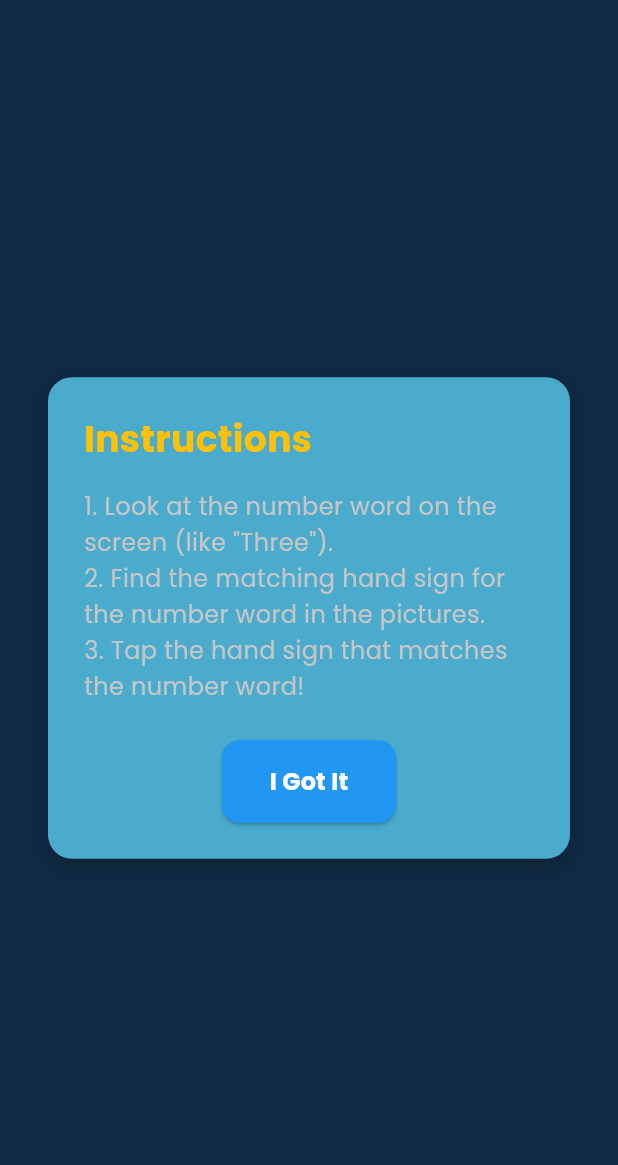
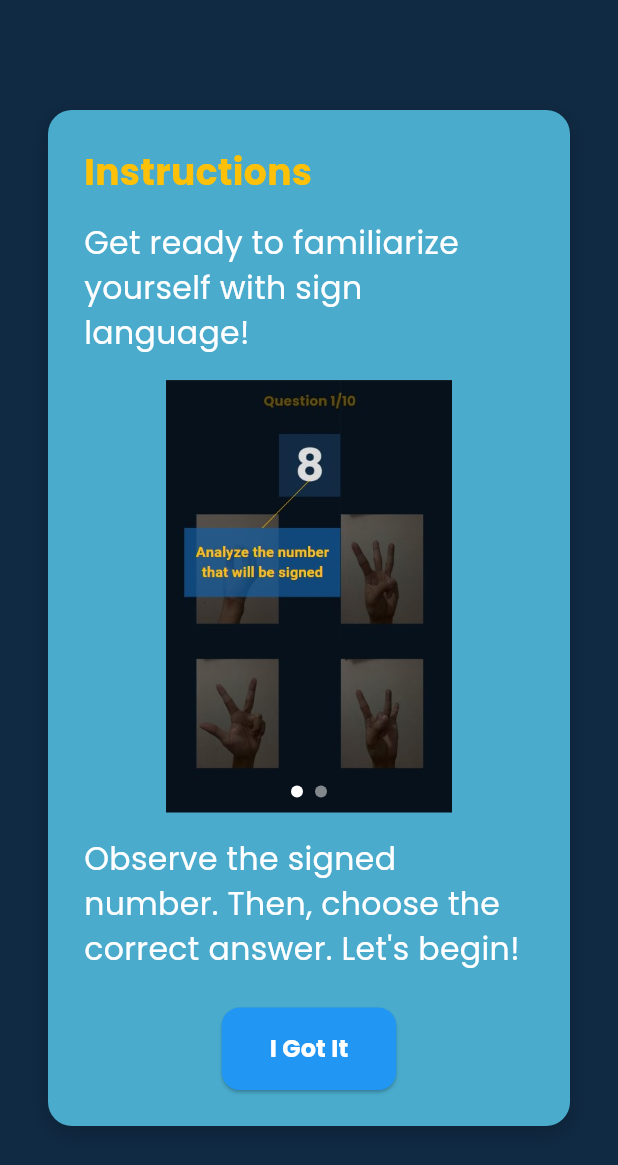
Before and after one commit to PeterDMadrid/Flutter_UI, a Flutter app: the RecognitionScreen screen opened by its route, on a phone screen of 412 x 824 dp. Shown: the top 1165 px of the screen. Run offline on Flutter 3.47's test engine with Material 3 defaults, Android fonts, the light colour scheme and no system bars; drawn by our look-alikes of flutter_animate; our stand-ins replace camera, flutter_secure_storage, lottie; missing offline and left inert: gif; accounts and stored records are empty; network calls fail; project files that could hold a hidden picture were left out.

Commit message:
Added carousel on instruction and animated intro/outro

```diff
--- a/lib/base/widgets/camera_controls.dart
+++ b/lib/base/widgets/camera_controls.dart
@@ -18,7 +18,7 @@ class CameraControls extends StatelessWidget {
     return Stack(
       children: [
         Positioned(
-          bottom: 10,
+          bottom: 40,
           left: 0,
           right: 0,
           child: Center(
@@ -31,7 +31,7 @@ class CameraControls extends StatelessWidget {
           ),
         ),
         Positioned(
-          bottom: 30,
+          bottom: 60,
           left: 40,
           child: FloatingActionButton(
             foregroundColor: AppStyles.textColor,
--- /dev/null
+++ b/lib/base/widgets/image_carousel.dart
@@ -0,0 +1,82 @@
+import 'package:flutter/material.dart';
+
+class ImageCarousel extends StatefulWidget {
+  const ImageCarousel({
+    super.key,
+    required this.images,
+  });
+
+  final List<String> images;
+
+  @override
+  State<ImageCarousel> createState() => _ImageCarouselState();
+}
+
+class _ImageCarouselState extends State<ImageCarousel> {
+  late PageController _pageController;
+  int _currentPage = 0;
+
+  @override
+  void initState() {
+    super.initState();
+    _pageController = PageController();
+  }
+
+  @override
+  void dispose() {
+    _pageController.dispose();
+    super.dispose();
+  }
+
+  @override
+  Widget build(BuildContext context) {
+    return Stack(
+      children: [
+        PageView.builder(
+          controller: _pageController,
+          onPageChanged: (index) {
+            setState(() {
+              _currentPage = index;
+            });
+          },
+          itemCount: widget.images.length,
+          itemBuilder: (context, index) {
+            return Container(
+              margin: const EdgeInsets.symmetric(horizontal: 8),
+              decoration: BoxDecoration(
+                borderRadius: BorderRadius.circular(12),
+                image: DecorationImage(
+                  image: AssetImage(widget.images[index]),
+                  fit: BoxFit.contain,
+                ),
+              ),
+            );
+          },
+        ),
+        if (widget.images.length > 1)
+          Positioned(
+            bottom: 10,
+            left: 0,
+            right: 0,
+            child: Row(
+              mainAxisAlignment: MainAxisAlignment.center,
+              children: List.generate(
+                widget.images.length,
+                (index) => Container(
+                  margin: const EdgeInsets.symmetric(horizontal: 4),
+                  width: 8,
+                  height: 8,
+                  decoration: BoxDecoration(
+                    shape: BoxShape.circle,
+                    color: _currentPage == index
+                        ? Colors.white
+                        : Colors.white.withOpacity(0.5),
+                  ),
+                ),
+              ),
+            ),
+          ),
+      ],
+    );
+  }
+}
--- /dev/null
+++ b/lib/base/widgets/instructions.dart
@@ -0,0 +1,98 @@
+import 'package:flutter/material.dart';
+import 'package:flutter_animate/flutter_animate.dart';
+import 'package:flutter_hands/base/widgets/okay_button.dart';
+import 'package:flutter_hands/base/res/styles/app_styles.dart';
+import 'package:flutter_hands/base/widgets/image_carousel.dart';
+
+class Instructions extends StatefulWidget {
+  const Instructions({
+    super.key,
+    required this.onGotIt,
+    required this.instructionContent,
+    required this.bottomInstruction,
+    required this.images,
+  });
+
+  final VoidCallback onGotIt;
+  final String instructionContent;
+  final String bottomInstruction;
+  final List<String> images;
+
+  @override
+  State<Instructions> createState() => _InstructionsState();
+}
+
+class _InstructionsState extends State<Instructions> {
+  bool isExiting = false;
+
+  void handleExit() async {
+    setState(() {
+      isExiting = true;
+    });
+    await Future.delayed(const Duration(milliseconds: 500));
+    widget.onGotIt();
+  }
+
+  @override
+  Widget build(BuildContext context) {
+    double screenHeight = MediaQuery.of(context).size.height;
+    return Material(
+      color: AppStyles.textColor,
+      child: Container(
+        decoration: BoxDecoration(color: AppStyles.backgroundColor),
+        child: Center(
+          child: Container(
+            margin: const EdgeInsets.all(32),
+            padding: const EdgeInsets.all(24),
+            decoration: BoxDecoration(
+              color: AppStyles.myblue,
+              borderRadius: BorderRadius.circular(16),
+              boxShadow: [
+                BoxShadow(
+                  color: Colors.black.withOpacity(0.2),
+                  blurRadius: 10,
+                  offset: const Offset(0, 4),
+                ),
+              ],
+            ),
+            child: Column(
+              mainAxisSize: MainAxisSize.min,
+              crossAxisAlignment: CrossAxisAlignment.start,
+              children: [
+                Text('Instructions', style: AppStyles.headLineStyle2),
+                const SizedBox(height: 16),
+                Text(widget.instructionContent, style: AppStyles.paragraph1),
+                const SizedBox(height: 16),
+                SizedBox(
+                  height: screenHeight * 0.35,
+                  child: ImageCarousel(images: widget.images),
+                ),
+                const SizedBox(height: 16),
+                Text(
+                  widget.bottomInstruction,
+                  style: AppStyles.paragraph1,
+                ),
+                const SizedBox(height: 24),
+                OkayButton(onProceed: handleExit)
+              ],
+            ),
+          )
+          .animate()
+          .slideY(
+            begin: -1,
+            end: 0,
+            duration: 500.ms,
+            curve: Curves.easeOutBack
+          )
+          .animate(target: isExiting ? 1 : 0)
+          .slideY(
+            begin: 0,
+            end: -1,
+            duration: 500.ms,
+            curve: Curves.easeInBack,
+          ),
+        ),
+      ),
+    );
+  }
+}
--- a/lib/screens/challenge/addition_screen.dart
+++ b/lib/screens/challenge/addition_screen.dart
@@ -2,12 +2,12 @@ import 'dart:io';
 import 'package:camera/camera.dart';
 import 'package:flutter/material.dart';
 import 'package:flutter_hands/main.dart';
+import 'package:flutter_hands/base/widgets/instructions.dart';
 import 'package:flutter_hands/base/res/styles/app_styles.dart';
 import 'package:flutter_hands/base/widgets/camera_controls.dart';
 import 'package:flutter_hands/controllers/addition_controller.dart';
 import 'package:flutter_hands/services/image_prediction_service.dart';
 import 'package:flutter_hands/screens/practice/widgets/sign_card.dart';
-import 'package:flutter_hands/screens/practice/widgets/instructions.dart';
 import 'package:flutter_hands/screens/challenge/widgets/answer_display.dart';
 
 class AdditionScreen extends StatefulWidget {
@@ -36,10 +36,9 @@ class _AdditionScreenState extends State<AdditionScreen> {
 
   int _additionScore = 0;
 
-  final String instructions =
-      """1. Look at the number word on the screen (like "Three").
-2. Use your hand to sign the number in front of the camera.
-3. Wait for the app to check your sign and give feedback!""";
+  final String instructions = "Time to practice addition with sign language!";
+
+  final String bottomInstructions = "Solve the equation and sign your answer. Capture once you're ready!";
 
   @override
   void initState() {
@@ -235,6 +234,12 @@ class _AdditionScreenState extends State<AdditionScreen> {
           _overlayEntry = null;
         },
         instructionContent: instructions,
+        bottomInstruction: bottomInstructions,
+        images: const [
+          "assets/instructions/challenge_instruction_addition_1.JPG",
+          "assets/instructions/challenge_instruction_addition_2.JPG",
+          "assets/instructions/challenge_instruction_addition_3.JPG",
+        ],
       ),
     );
 
--- a/lib/screens/challenge/subtraction_screen.dart
+++ b/lib/screens/challenge/subtraction_screen.dart
@@ -2,12 +2,12 @@ import 'dart:io';
 import 'package:camera/camera.dart';
 import 'package:flutter/material.dart';
 import 'package:flutter_hands/main.dart';
+import 'package:flutter_hands/base/widgets/instructions.dart';
 import 'package:flutter_hands/base/res/styles/app_styles.dart';
 import 'package:flutter_hands/base/widgets/camera_controls.dart';
 import 'package:flutter_hands/services/image_prediction_service.dart';
 import 'package:flutter_hands/controllers/subtraction_controller.dart';
 import 'package:flutter_hands/screens/practice/widgets/sign_card.dart';
-import 'package:flutter_hands/screens/practice/widgets/instructions.dart';
 import 'package:flutter_hands/screens/challenge/widgets/answer_display.dart';
 
 class SubtractionScreen extends StatefulWidget {
@@ -37,9 +37,9 @@ class _SubtractionScreenState extends State<SubtractionScreen> {
   int _subtractionScore = 0;
 
   final String instructions =
-      """1. Look at the number word on the screen (like "Three").
-2. Use your hand to sign the number in front of the camera.
-3. Wait for the app to check your sign and give feedback!""";
+      "Let's practice subtraction with sign language!";
+
+final String bottomInstruction = "Solve the equation and sign your answer. Capture once you're ready!";
 
   @override
   void initState() {
@@ -235,6 +235,12 @@ class _SubtractionScreenState extends State<SubtractionScreen> {
           _overlayEntry = null;
         },
         instructionContent: instructions,
+        bottomInstruction: bottomInstruction,
+        images: const [
+        "assets/instruction/challenge_instruction_subtraction_1.JPG",
+        "assets/instruction/challenge_instruction_subtraction_2.JPG",
+        "assets/instruction/challenge_instruction_subtraction_3.JPG",
+        ],
       ),
     );
 
--- a/lib/screens/practice/recognition_screen.dart
+++ b/lib/screens/practice/recognition_screen.dart
@@ -1,13 +1,13 @@
+import 'dart:convert';
 import 'package:flutter/material.dart';
+import 'package:http/http.dart' as http;
+import 'package:flutter_hands/services/auth_service.dart';
+import 'package:flutter_hands/base/widgets/instructions.dart';
+import 'package:flutter_hands/base/res/styles/app_styles.dart';
+import 'package:flutter_secure_storage/flutter_secure_storage.dart';
 import 'package:flutter_hands/base/res/global/global_variables.dart';
-import 'package:flutter_hands/base/res/styles/app_styles.dart';
 import 'package:flutter_hands/controllers/recognition_controller.dart';
 import 'package:flutter_hands/screens/practice/widgets/choice_card.dart';
-import 'package:flutter_hands/screens/practice/widgets/instructions.dart';
-import 'package:flutter_hands/services/auth_service.dart';
-import 'package:flutter_secure_storage/flutter_secure_storage.dart';
-import 'package:http/http.dart' as http;
-import 'dart:convert';
 
 class RecognitionScreen extends StatefulWidget {
   const RecognitionScreen({super.key});
@@ -23,9 +23,11 @@ class _RecognitionScreenState extends State<RecognitionScreen> {
 
   static const _storage = FlutterSecureStorage();
 
-  final String instructions = """1. Look at the number word on the screen (like "Three").
-2. Find the matching hand sign for the number word in the pictures.
-3. Tap the hand sign that matches the number word!""";
+  final String instructions =
+      "Get ready to familiarize yourself with sign language!";
+
+  final String bottomInstructions =
+      "Observe the signed number. Then, choose the correct answer. Let's begin!";
 
   @override
   void initState() {
@@ -44,6 +46,11 @@ class _RecognitionScreenState extends State<RecognitionScreen> {
           _overlayEntry = null;
         },
         instructionContent: instructions,
+        bottomInstruction: bottomInstructions,
+        images: const [
+          'assets/instructions/recognition_instruction_1.jpg',
+          'assets/instructions/recognition_instruction_2.jpg',
+        ],
       ),
     );
 
@@ -113,7 +120,8 @@ class _RecognitionScreenState extends State<RecognitionScreen> {
             },
             child: Text(
               'Done',
-              style: AppStyles.headLineStyle1.copyWith(color: AppStyles.buttonColor),
+              style: AppStyles.headLineStyle1
+                  .copyWith(color: AppStyles.buttonColor),
             ),
           ),
         ],
@@ -122,8 +130,10 @@ class _RecognitionScreenState extends State<RecognitionScreen> {
   }
 
   Future<void> _sendRecognitionScoreToAPI(int score) async {
-    String apiUrl = 'http://${GlobalVariables.server}/api/auth/save_recognition_score/'; // Replace with your actual endpoint
-    final token = await getToken(); // Assuming you have a method to get the token
+    String apiUrl =
+        'http://${GlobalVariables.server}/api/auth/save_recognition_score/'; // Replace with your actual endpoint
+    final token =
+        await getToken(); // Assuming you have a method to get the token
     final userData = await AuthService.getUserData();
 
     try {
@@ -134,7 +144,8 @@ class _RecognitionScreenState extends State<RecognitionScreen> {
           'Authorization': 'Token $token',
         },
         body: json.encode({
-          'username': userData?['username'], // Replace with the actual username or user ID
+          'username': userData?[
+              'username'], // Replace with the actual username or user ID
           'recognition_score': score,
         }),
       );
@@ -142,7 +153,8 @@ class _RecognitionScreenState extends State<RecognitionScreen> {
       if (response.statusCode == 200) {
         print('Recognition score saved successfully: ${response.body}');
       } else {
-        throw Exception('Failed to save recognition score: ${response.statusCode}');
+        throw Exception(
+            'Failed to save recognition score: ${response.statusCode}');
       }
     } catch (e) {
       print('Error saving recognition score: $e');
@@ -158,7 +170,8 @@ class _RecognitionScreenState extends State<RecognitionScreen> {
   @override
   Widget build(BuildContext context) {
     double screenHeight = MediaQuery.of(context).size.height;
-    final currentQuestion = _controller.questions[_controller.currentQuestionIndex];
+    final currentQuestion =
+        _controller.questions[_controller.currentQuestionIndex];
 
     return Scaffold(
       appBar: AppBar(
@@ -195,9 +208,8 @@ class _RecognitionScreenState extends State<RecognitionScreen> {
               children: currentQuestion.choices.map((choice) {
                 return ChoiceCard(
                   choice: choice.toString(),
-                  onPressed: _isAnswerLocked
-                      ? () {}
-                      : () => _handleAnswer(choice),
+                  onPressed:
+                      _isAnswerLocked ? () {} : () => _handleAnswer(choice),
                 );
               }).toList(),
             ),
--- a/lib/screens/practice/widgets/instructions.dart
+++ /dev/null
@@ -1,58 +0,0 @@
-import 'package:flutter/material.dart';
-import 'package:flutter_hands/base/widgets/okay_button.dart';
-import 'package:flutter_hands/base/res/styles/app_styles.dart';
-
-class Instructions extends StatelessWidget {
-  const Instructions({
-    super.key,
-    required this.onGotIt,
-    required this.instructionContent
-  });
-
-  final VoidCallback onGotIt;
-  final String instructionContent;
-
-  @override
-  Widget build(BuildContext context) {
-    return Material(
-      color: AppStyles.textColor,
-      child: Container(
-        decoration: BoxDecoration(color: AppStyles.backgroundColor),
-        child: Center(
-          child: Container(
-            margin: const EdgeInsets.all(32),
-            padding: const EdgeInsets.all(24),
-            decoration: BoxDecoration(
-              color: AppStyles.myblue,
-              borderRadius: BorderRadius.circular(16),
-              boxShadow: [
-                BoxShadow(
-                  color: Colors.black.withOpacity(0.2),
-                  blurRadius: 10,
-                  offset: const Offset(0, 4),
-                ),
-              ],
-            ),
-            child: Column(
-              mainAxisSize: MainAxisSize.min,
-              crossAxisAlignment: CrossAxisAlignment.start,
-              children: [
-                Text(
-                  'Instructions',
-                  style: AppStyles.headLineStyle2
-                ),
-                const SizedBox(height: 16),
-                Text(
-                  instructionContent,
-                  style: AppStyles.paragraph2
-                ),
-                const SizedBox(height: 24),
-                OkayButton(onProceed: onGotIt)
-              ],
-            ),
-          ),
-        ),
-      ),
-    );
-  }
-}
--- a/pubspec.yaml
+++ b/pubspec.yaml
@@ -75,6 +75,7 @@ flutter:
     - assets/gif/
     - assets/frame_display/
     - assets/two_digits/
+    - assets/instructions/
 
   # An image asset can refer to one or more resolution-specific "variants", see
   # https://flutter.dev/assets-and-images/#resolution-aware
```
Also changed, not shown: lib/screens/practice/signing_screen.dart (+19 -15 lines), assets/instructions/challenge_instruction_addition_1.JPG (added), assets/instructions/challenge_instruction_addition_2.JPG (added), assets/instructions/challenge_instruction_addition_3.JPG (added), assets/instructions/challenge_instruction_subtraction_1.JPG (added), assets/instructions/challenge_instruction_subtraction_2.JPG (added), assets/instructions/challenge_instruction_subtraction_3.JPG (added), assets/instructions/recognition_instruction_1.jpg (added), assets/instructions/recognition_instruction_2.jpg (added), assets/instructions/signing_instruction_1.JPG (added), assets/instructions/signing_instruction_2.JPG (added), assets/instructions/signing_instruction_3.JPG (added).
